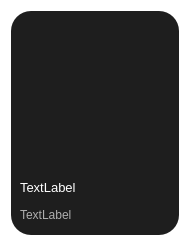
Qt form showtableitem.ui (Zarkec/Melody) before a commit.
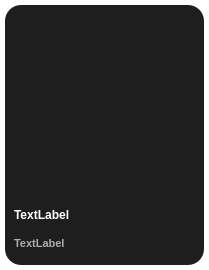
The same form after that commit. Icons and pictures are not drawn.

What changed in the file:
```diff
--- a/showtableitem.ui
+++ b/showtableitem.ui
@@ -6,10 +6,22 @@
    <rect>
     <x>0</x>
     <y>0</y>
-    <width>188</width>
-    <height>244</height>
+    <width>209</width>
+    <height>270</height>
    </rect>
   </property>
+  <property name="minimumSize">
+   <size>
+    <width>209</width>
+    <height>270</height>
+   </size>
+  </property>
+  <property name="maximumSize">
+   <size>
+    <width>209</width>
+    <height>270</height>
+   </size>
+  </property>
   <property name="windowTitle">
    <string>Form</string>
   </property>
@@ -19,29 +31,47 @@
 color: rgb(255, 255, 255);</string>
   </property>
   <layout class="QHBoxLayout" name="horizontalLayout_2">
+   <property name="leftMargin">
+    <number>5</number>
+   </property>
+   <property name="topMargin">
+    <number>5</number>
+   </property>
+   <property name="rightMargin">
+    <number>5</number>
+   </property>
+   <property name="bottomMargin">
+    <number>5</number>
+   </property>
    <item>
     <widget class="QWidget" name="widget" native="true">
      <property name="styleSheet">
       <string notr="true">background-color: rgb(30, 30, 30);
-border-radius: 20px;</string>
+border-radius: 16px;</string>
      </property>
      <layout class="QHBoxLayout" name="horizontalLayout">
       <item>
        <layout class="QGridLayout" name="gridLayout">
+        <property name="topMargin">
+         <number>5</number>
+        </property>
         <item row="0" column="0" colspan="2">
          <widget class="QLabel" name="label_pic">
           <property name="minimumSize">
            <size>
-            <width>150</width>
-            <height>150</height>
+            <width>175</width>
+            <height>175</height>
            </size>
           </property>
           <property name="maximumSize">
            <size>
-            <width>150</width>
-            <height>150</height>
+            <width>175</width>
+            <height>175</height>
            </size>
           </property>
+          <property name="styleSheet">
+           <string notr="true"/>
+          </property>
           <property name="text">
            <string/>
           </property>
@@ -59,7 +89,9 @@
            <widget class="QLabel" name="label_musicname">
             <property name="font">
              <font>
-              <pointsize>10</pointsize>
+              <family>Yu Gothic UI</family>
+              <pointsize>9</pointsize>
+              <bold>true</bold>
              </font>
             </property>
             <property name="text">
@@ -71,7 +103,9 @@
            <widget class="QLabel" name="label_author">
             <property name="font">
              <font>
-              <pointsize>9</pointsize>
+              <family>Yu Gothic UI</family>
+              <pointsize>8</pointsize>
+              <bold>true</bold>
              </font>
             </property>
             <property name="styleSheet">
```
